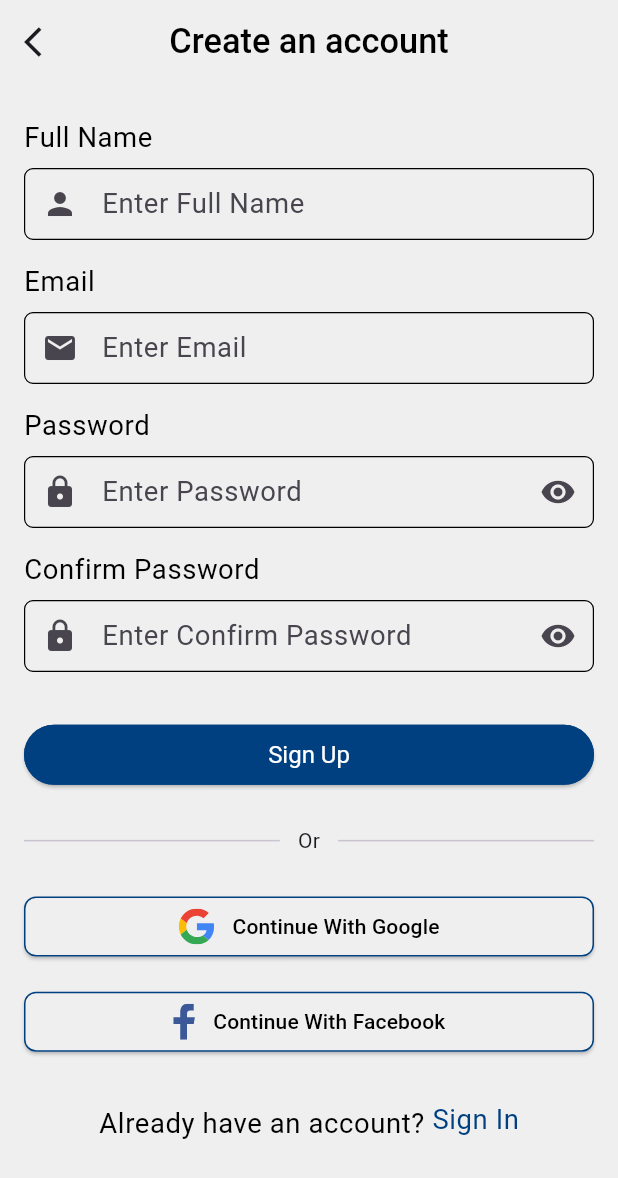
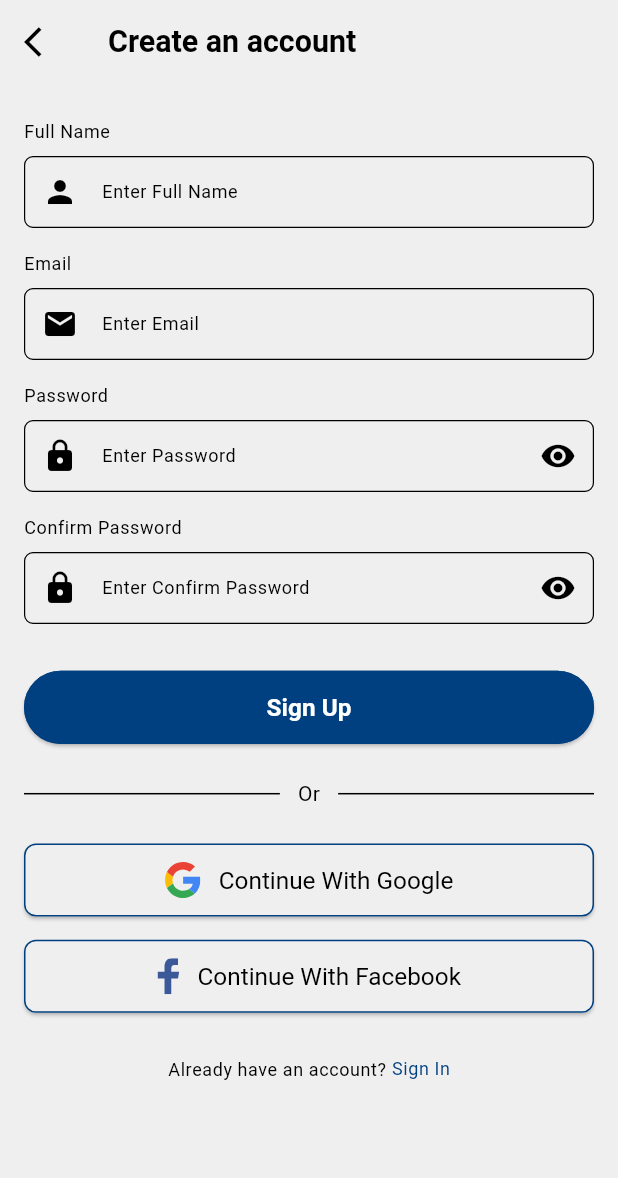
Before and after one commit to AbdelmoneamIsmael/Guidex, a Flutter app: the RegisterScreen screen opened by its route, on a phone screen of 412 x 824 dp. Shown: the top 1178 px of the screen. Run offline on Flutter 3.47's test engine with Material 3 defaults, Android fonts, the phone set to English and light mode, and no system bars; our stand-ins replace device_preview, dio, flutter_screenutil, flutter_secure_storage, flutter_svg, get and 3 more; accounts and stored records are empty; project files that could hold a hidden picture were left out.

Commit message:
REFACTOR GUIDX

```diff
--- a/lib/core/routes/app_pages.dart
+++ b/lib/core/routes/app_pages.dart
@@ -2,7 +2,7 @@ import 'package:get/get.dart';
 import 'package:guidix/core/routes/app_routes.dart';
 import 'package:guidix/features/login/presentation/binding/login_binding.dart';
 import 'package:guidix/features/login/presentation/screen/login_screen.dart';
-import 'package:guidix/features/onboarding/presentation/pages/onboarding.dart';
+import 'package:guidix/features/onboarding/pages/onboarding.dart';
 import 'package:guidix/features/register/presentation/bindning/register_binding.dart';
 import 'package:guidix/features/register/presentation/screens/register_Screen.dart';
 
--- a/lib/core/themes/custom_theme.dart
+++ /dev/null
@@ -1,30 +0,0 @@
-import 'package:flutter/material.dart';
-import 'package:flutter_screenutil/flutter_screenutil.dart';
-import 'package:guidix/core/themes/colors/colors.dart';
-
-ThemeData lightTheme() => ThemeData(
-      brightness: Brightness.light,
-      textTheme: TextTheme(
-        headlineMedium: TextStyle(
-          color: AppColors.forGroundColor,
-          fontSize: 20.sp,
-          fontWeight: FontWeight.w500,
-        ),
-        bodySmall: TextStyle(
-          color: AppColors.forGroundColor,
-          fontSize: 16.sp,
-          fontWeight: FontWeight.w400,
-        ),
-      ),
-      appBarTheme: AppBarTheme(
-        backgroundColor: AppColors.backgroundColor,
-        centerTitle: true,
-        titleTextStyle: TextStyle(
-          color: AppColors.forGroundColor,
-          fontSize: 20.sp,
-          fontWeight: FontWeight.w500,
-        ),
-      ),
-      scaffoldBackgroundColor: AppColors.backgroundColor,
-      primaryColor: AppColors.mainColor,
-    );
--- /dev/null
+++ b/lib/core/themes/styles/app_text_style.dart
@@ -0,0 +1,96 @@
+import 'package:flutter/material.dart';
+import 'package:flutter_screenutil/flutter_screenutil.dart';
+import 'package:guidix/core/utils/functions/get_hight.dart';
+
+abstract class AppTextStyle {
+  static late BuildContext context;
+  static setContext(BuildContext ctx) => context = ctx;
+  //regular
+  static TextStyle regular16 = TextStyle(
+    fontSize: 16.sp,
+    fontWeight: FontWeight.w400,
+    height: getTextHeight(16, 19.36),
+    color: Theme.of(context).textTheme.bodyMedium!.color,
+  );
+  static TextStyle regular16h24 = TextStyle(
+    fontSize: 16.sp,
+    fontWeight: FontWeight.w400,
+    height: getTextHeight(16, 24),
+    color: Theme.of(context).textTheme.bodyMedium!.color,
+  );
+  static TextStyle regular14 = TextStyle(
+    fontSize: 14.sp,
+    fontWeight: FontWeight.w400,
+    height: getTextHeight(14, 16.94),
+    color: Theme.of(context).textTheme.bodyMedium!.color,
+  );
+  static TextStyle regular14h21 = TextStyle(
+    fontSize: 14.sp,
+    fontWeight: FontWeight.w400,
+    height: getTextHeight(14, 21),
+    color: Theme.of(context).textTheme.bodyMedium!.color,
+  );
+  static TextStyle regular12 = TextStyle(
+    fontSize: 12.sp,
+    fontWeight: FontWeight.w400,
+    height: getTextHeight(12, 14.52),
+    color: Theme.of(context).textTheme.bodyMedium!.color,
+  );
+  //medium
+  static TextStyle medium16 = TextStyle(
+    fontSize: 16.sp,
+    fontWeight: FontWeight.w500,
+    height: getTextHeight(16, 19.36),
+    color: Theme.of(context).textTheme.bodyMedium!.color,
+  );
+  static TextStyle medium16h24 = TextStyle(
+    fontSize: 16.sp,
+    fontWeight: FontWeight.w500,
+    height: getTextHeight(16, 24),
+    color: Theme.of(context).textTheme.bodyMedium!.color,
+  );
+  static TextStyle medium14 = TextStyle(
+    fontSize: 14.sp,
+    fontWeight: FontWeight.w500,
+    height: getTextHeight(14, 16.94),
+    color: Theme.of(context).textTheme.bodyMedium!.color,
+  );
+  static TextStyle medium18 = TextStyle(
+    fontSize: 18.sp,
+    fontWeight: FontWeight.w500,
+    height: getTextHeight(18, 21.78),
+    color: Theme.of(context).textTheme.bodyMedium!.color,
+  );
+  static TextStyle medium20 = TextStyle(
+    fontSize: 20.sp,
+    fontWeight: FontWeight.w500,
+    height: getTextHeight(20, 24.2),
+    color: Theme.of(context).textTheme.bodyMedium!.color,
+  );
+  //semiBold
+  static TextStyle simiBold16 = TextStyle(
+    fontSize: 16.sp,
+    fontWeight: FontWeight.w600,
+    height: getTextHeight(16, 19.36),
+    color: Theme.of(context).textTheme.bodyMedium!.color,
+  );
+  static TextStyle simiBold20 = TextStyle(
+    fontSize: 20.sp,
+    fontWeight: FontWeight.w600,
+    height: getTextHeight(20, 24.2),
+    color: Theme.of(context).textTheme.bodyMedium!.color,
+  );
+  static TextStyle simiBold18 = TextStyle(
+    fontSize: 18.sp,
+    fontWeight: FontWeight.w600,
+    height: getTextHeight(18, 21.78),
+    color: Theme.of(context).textTheme.bodyMedium!.color,
+  );
+  //bold
+  static TextStyle bold16 = TextStyle(
+    fontSize: 16.sp,
+    fontWeight: FontWeight.w700,
+    height: getTextHeight(16, 19.36),
+    color: Theme.of(context).textTheme.bodyMedium!.color,
+  );
+}
--- /dev/null
+++ b/lib/core/themes/theme/custom_theme.dart
@@ -0,0 +1,145 @@
+import 'package:flutter/material.dart';
+import 'package:flutter/services.dart';
+import 'package:flutter_screenutil/flutter_screenutil.dart';
+import 'package:guidix/core/themes/colors/colors.dart';
+import 'package:guidix/core/themes/styles/app_text_style.dart';
+import 'package:guidix/core/utils/functions/get_hight.dart';
+
+ThemeData lightTheme = ThemeData(
+  brightness: Brightness.light,
+  scaffoldBackgroundColor: LightColors.backgroundColor,
+  primaryColor: LightColors.mainColor,
+  useMaterial3: true,
+  colorScheme: const ColorScheme.light(),
+  textTheme: const TextTheme(
+    bodyMedium: TextStyle(
+      color: LightColors.textColor,
+    ),
+  ),
+  appBarTheme: AppBarTheme(
+    systemOverlayStyle: const SystemUiOverlayStyle(
+      statusBarColor: LightColors.backgroundColor,
+      statusBarIconBrightness: Brightness.dark,
+      statusBarBrightness: Brightness.light,
+    ),
+    backgroundColor: LightColors.backgroundColor,
+    elevation: 0,
+    titleTextStyle: TextStyle(
+      color: LightColors.textColor,
+      fontSize: 20.sp,
+      height: getTextHeight(20, 24.2),
+      fontWeight: FontWeight.w600,
+    ),
+    iconTheme: const IconThemeData(
+      color: Colors.black,
+    ),
+  ),
+  elevatedButtonTheme: ElevatedButtonThemeData(
+    style: ElevatedButton.styleFrom(
+      backgroundColor: LightColors.mainColor,
+      shape: RoundedRectangleBorder(
+        borderRadius: BorderRadius.circular(100.r),
+      ),
+      textStyle: AppTextStyle.simiBold16,
+      fixedSize: Size(double.maxFinite, 48.h),
+      foregroundColor: Colors.white,
+    ),
+  ),
+);
+
+///
+///
+///dark theme
+///
+///
+///
+ThemeData darkTheme = ThemeData(
+  brightness: Brightness.dark,
+  scaffoldBackgroundColor: DarkColors.backgroundColor,
+  primaryColor: DarkColors.mainColor,
+  useMaterial3: true,
+  colorScheme: const ColorScheme.dark(),
+  textTheme: const TextTheme(
+    bodyMedium: TextStyle(
+      color: DarkColors.textColor,
+    ),
+  ),
+  appBarTheme: AppBarTheme(
+    systemOverlayStyle: const SystemUiOverlayStyle(
+      statusBarColor: DarkColors.backgroundColor,
+      statusBarIconBrightness: Brightness.light,
+      statusBarBrightness: Brightness.dark,
+    ),
+    backgroundColor: DarkColors.backgroundColor,
+    elevation: 0,
+    titleTextStyle: TextStyle(
+      color: DarkColors.textColor,
+      fontSize: 20.sp,
+      height: getTextHeight(20, 24.2),
+      fontWeight: FontWeight.w600,
+    ),
+    iconTheme: const IconThemeData(
+      color: DarkColors.mainColor,
+    ),
+  ),
+  elevatedButtonTheme: ElevatedButtonThemeData(
+    style: ElevatedButton.styleFrom(
+      backgroundColor: DarkColors.mainColor,
+      shape: RoundedRectangleBorder(
+        borderRadius: BorderRadius.circular(100.r),
+      ),
+      textStyle: AppTextStyle.simiBold16,
+      fixedSize: Size(double.maxFinite, 48.h),
+      foregroundColor: Colors.white,
+    ),
+  ),
+);
+
+///
+///
+///
+///inverter theme
+///
+///
+///
+ThemeData inverterTheme = ThemeData(
+  brightness: Brightness.dark,
+  scaffoldBackgroundColor: InverterColors.backgroundColor,
+  primaryColor: InverterColors.mainColor,
+  useMaterial3: true,
+  colorScheme: const ColorScheme.dark(),
+  textTheme: const TextTheme(
+    bodyMedium: TextStyle(
+      color: InverterColors.textColor,
+    ),
+  ),
+  appBarTheme: AppBarTheme(
+    systemOverlayStyle: const SystemUiOverlayStyle(
+      statusBarColor: InverterColors.backgroundColor,
+      statusBarIconBrightness: Brightness.light,
+      statusBarBrightness: Brightness.dark,
+    ),
+    backgroundColor: InverterColors.backgroundColor,
+    elevation: 0,
+    titleTextStyle: TextStyle(
+      color: InverterColors.textColor,
+      fontSize: 20.sp,
+      height: getTextHeight(20, 24.2),
+      fontWeight: FontWeight.w600,
+    ),
+    iconTheme: const IconThemeData(
+      color: InverterColors.mainColor,
+    ),
+  ),
+  elevatedButtonTheme: ElevatedButtonThemeData(
+    style: ElevatedButton.styleFrom(
+      backgroundColor: InverterColors.mainColor,
+      shape: RoundedRectangleBorder(
+        borderRadius: BorderRadius.circular(100.r),
+      ),
+      textStyle: AppTextStyle.simiBold16,
+      fixedSize: Size(double.maxFinite, 48.h),
+      foregroundColor: Colors.white,
+    ),
+  ),
+);
--- /dev/null
+++ b/lib/core/utils/functions/get_hight.dart
@@ -0,0 +1 @@
+double getTextHeight(double fontSize, double lineHeight) => lineHeight / fontSize ;
--- a/lib/core/widgets/primary_button.dart
+++ b/lib/core/widgets/primary_button.dart
@@ -1,5 +1,6 @@
 import 'package:flutter/material.dart';
 import 'package:flutter_svg/flutter_svg.dart';
+import 'package:guidix/core/themes/styles/app_text_style.dart';
 
 class SocialButton extends StatelessWidget {
   const SocialButton({
@@ -29,6 +30,7 @@ class SocialButton extends StatelessWidget {
               color: Theme.of(context).primaryColor,
             ),
           ),
+          textStyle: AppTextStyle.regular16,
         ),
         child: Row(
           mainAxisAlignment: MainAxisAlignment.center,
@@ -65,27 +67,21 @@ class PrimaryButton extends StatelessWidget {
       button: true,
       label: lable,
       hint: hint,
-      child: SizedBox(
-        width: double.infinity,
       child: ElevatedButton(
         onPressed: onPressed,
         style: ElevatedButton.styleFrom(
-            backgroundColor: backgroundColor ?? Theme.of(context).primaryColor,
-            foregroundColor:
-                forGroundColor ?? Theme.of(context).colorScheme.onPrimary,
+          backgroundColor: backgroundColor,
+          foregroundColor: forGroundColor,
           shape: StadiumBorder(
             side: BorderSide(
               color: Theme.of(context).primaryColor,
             ),
           ),
-            textStyle: TextStyle(
-                fontSize: MediaQuery.of(context).textScaler.scale(16)),
         ),
         child: Text(
           title,
         ),
       ),
-      ),
     );
   }
 }
--- a/lib/gen/assets.gen.dart
+++ b/lib/gen/assets.gen.dart
@@ -15,6 +15,9 @@ class $AssetsIconsGen {
   /// File path: assets/icons/Google.svg
   String get google => 'assets/icons/Google.svg';
 
+  /// File path: assets/icons/app_logo.svg
+  String get appLogo => 'assets/icons/app_logo.svg';
+
   /// File path: assets/icons/facebook.svg
   String get facebook => 'assets/icons/facebook.svg';
 
@@ -22,7 +25,7 @@ class $AssetsIconsGen {
   String get qrcod => 'assets/icons/qrcod.svg';
 
   /// List of all assets
-  List<String> get values => [google, facebook, qrcod];
+  List<String> get values => [google, appLogo, facebook, qrcod];
 }
 
 class $AssetsImagesGen {
```
Also changed, not shown: lib/core/app_controller/app_controller.dart (+14 -1 lines), lib/core/themes/colors/colors.dart (+26 -4 lines), lib/features/onboarding/pages/onboarding.dart (added, +30 -0 lines), lib/features/onboarding/presentation/pages/onboarding.dart (deleted, +0 -60 lines), lib/guidix.dart (+16 -6 lines), lib/main.dart (+40 -1 lines), assets/icons/app_logo.svg (added), assets/images/onboarding.png, lib/features/onboarding/controller/onboarding_cubit.dart (added), lib/features/onboarding/controller/onboarding_state.dart (added). Lines whose indentation alone changed are shown as unchanged.
